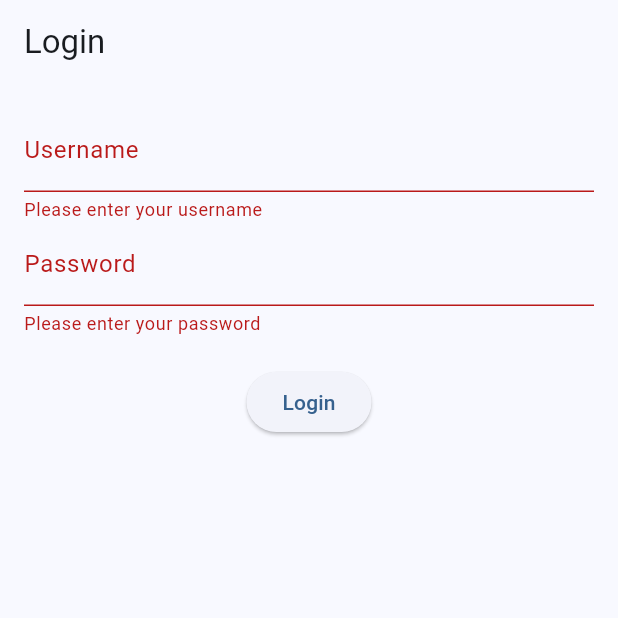
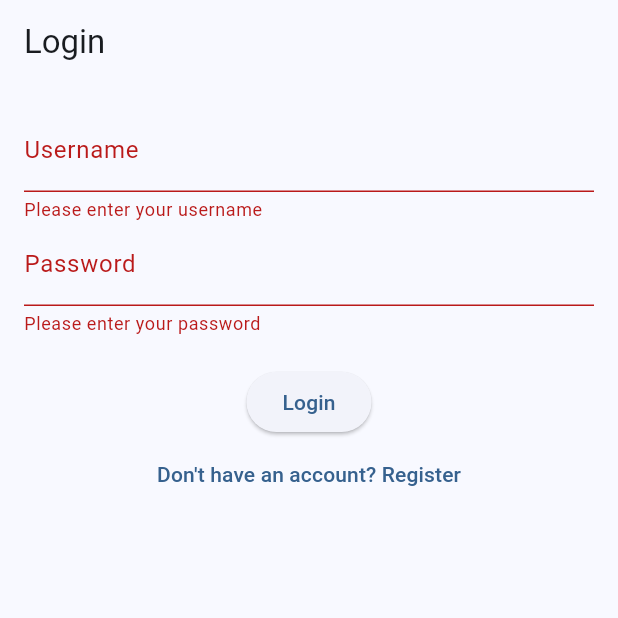
Before and after one commit to wall-daniel/FamilyOrganizer, a Flutter app: the screen it shows after launch, after a tap on "Login", on a phone screen of 412 x 824 dp, the top half of it. Run offline on Flutter 3.47's test engine with Material 3 defaults, Android fonts, the light colour scheme and no system bars; our stand-ins replace flutter_secure_storage; network calls fail.

Commit message:
add login and register pages

```diff
--- a/family_organizer/lib/features/auth/login_screen.dart
+++ b/family_organizer/lib/features/auth/login_screen.dart
@@ -1,4 +1,7 @@
 import 'package:flutter/material.dart';
+import 'package:provider/provider.dart';
+import 'package:family_organizer/services/auth_service.dart';
+import 'package:family_organizer/features/dashboard/dashboard_screen.dart';
 
 class LoginScreen extends StatefulWidget {
   @override
@@ -10,11 +13,19 @@ class _LoginScreenState extends State<LoginScreen> {
   String _username = '';
   String _password = '';
 
-  void _login() {
+  void _login() async {
     if (_formKey.currentState!.validate()) {
       _formKey.currentState!.save();
-      // TODO: Implement login logic
-      print('Username: $_username, Password: $_password');
+      final authService = Provider.of<AuthService>(context, listen: false);
+      String? errorMessage = await authService.login(_username, _password);
+
+      if (errorMessage == null) {
+        Navigator.of(context).pushReplacementNamed(DashboardScreen.routeName);
+      } else {
+        ScaffoldMessenger.of(context).showSnackBar(
+          SnackBar(content: Text(errorMessage)),
+        );
+      }
     }
   }
 
@@ -60,6 +71,12 @@ class _LoginScreenState extends State<LoginScreen> {
                 onPressed: _login,
                 child: Text('Login'),
               ),
+              TextButton(
+                onPressed: () {
+                  Navigator.of(context).pushNamed('/register');
+                },
+                child: Text('Don\'t have an account? Register'),
+              ),
             ],
           ),
         ),
--- a/family_organizer/lib/main.dart
+++ b/family_organizer/lib/main.dart
@@ -42,7 +42,6 @@ class MyApp extends StatelessWidget {
       ),
       home: AuthWrapper(),
       routes: {
-        DashboardScreen.routeName: (context) => const DashboardScreen(),
         TasksScreen.routeName: (context) => const TasksScreen(),
         MealPlanningScreen.routeName: (context) => const MealPlanningScreen(),
         GroceryListScreen.routeName: (context) => const GroceryListScreen(),
```
Also changed, not shown: family_organizer/lib/features/auth/register_screen.dart (+16 -3 lines), family_organizer/lib/services/auth_service.dart (+9 -7 lines), 1 other file.
